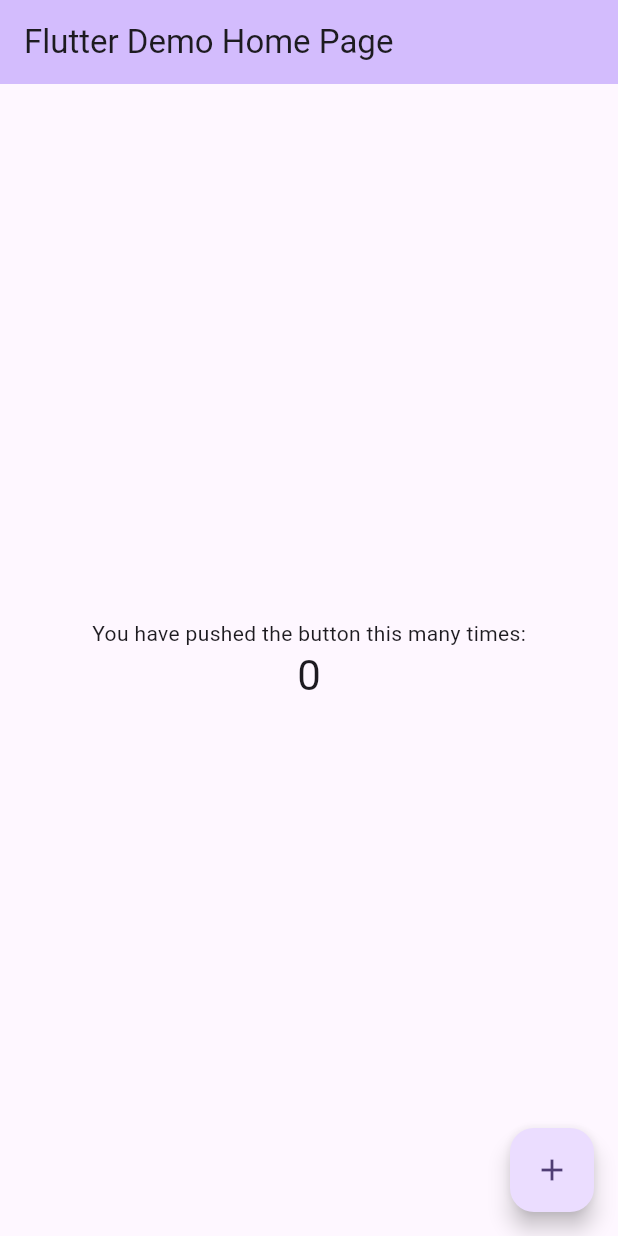
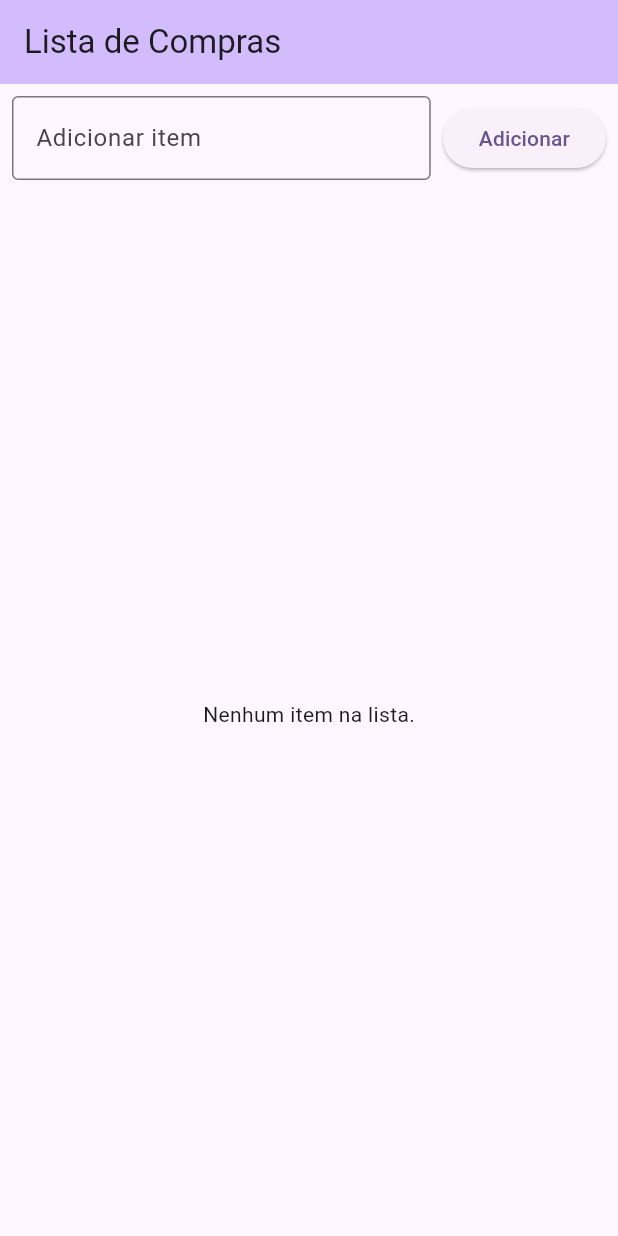
Before and after one commit to Jonasoliver/Lista_Compras_Flutter, a Flutter app: the screen it shows after launch, on a phone screen of 412 x 824 dp. Run offline on Flutter 3.47's test engine with Material 3 defaults, Android fonts, the phone set to English and light mode, and no system bars.

Commit message:
feat: adição dos requisitos da atividade

```diff
--- a/exercicio_2/lib/main.dart
+++ b/exercicio_2/lib/main.dart
@@ -1,7 +1,70 @@
+import 'package:flutter/foundation.dart';
+// Adicione novamente o path_provider para mobile
+import 'package:path_provider/path_provider.dart';
 import 'package:flutter/material.dart';
+import 'dart:convert';
+import 'dart:io';
 
 void main() {
   runApp(const MyApp());
+}
+
+class ShoppingItem {
+  String name;
+  bool bought;
+
+  ShoppingItem({required this.name, this.bought = false});
+
+  factory ShoppingItem.fromJson(Map<String, dynamic> json) {
+    return ShoppingItem(name: json['name'], bought: json['bought'] ?? false);
+  }
+
+  Map<String, dynamic> toJson() => {'name': name, 'bought': bought};
+}
+
+class ShoppingListStorage {
+  static const String fileName = 'shopping_list.json';
+
+  Future<File> get _localFile async {
+    String path;
+    if (kIsWeb) {
+      throw UnsupportedError('Web não suportado para arquivo local');
+    } else if (Platform.isAndroid || Platform.isIOS) {
+      final dir = await getApplicationDocumentsDirectory();
+      path = dir.path;
+    } else {
+      path = Directory.current.path;
+    }
+    final file = File('$path/$fileName');
+    if (!await file.exists()) {
+      await file.create(recursive: true);
+      await file.writeAsString('[]');
+    }
+    return file;
+  }
+
+  Future<List<ShoppingItem>> readList() async {
+    try {
+      final file = await _localFile;
+      String contents = await file.readAsString();
+      if (contents.trim().isEmpty) return [];
+      List<dynamic> jsonList = json.decode(contents);
+      return jsonList.map((e) => ShoppingItem.fromJson(e)).toList();
+    } catch (e) {
+      debugPrint('Erro ao ler lista: $e');
+      return [];
+    }
+  }
+
+  Future<void> writeList(List<ShoppingItem> items) async {
+    try {
+      final file = await _localFile;
+      String jsonList = json.encode(items.map((e) => e.toJson()).toList());
+      await file.writeAsString(jsonList);
+    } catch (e) {
+      debugPrint('Erro ao salvar lista: $e');
+    }
+  }
 }
 
 class MyApp extends StatelessWidget {
@@ -29,8 +92,10 @@ class MyApp extends StatelessWidget {
         // This works for code too, not just values: Most code changes can be
         // tested with just a hot reload.
         colorScheme: ColorScheme.fromSeed(seedColor: Colors.deepPurple),
+        useMaterial3: true,
       ),
       home: const MyHomePage(title: 'Flutter Demo Home Page'),
+      debugShowCheckedModeBanner: false,
     );
   }
 }
@@ -54,17 +119,48 @@ class MyHomePage extends StatefulWidget {
 }
 
 class _MyHomePageState extends State<MyHomePage> {
-  int _counter = 0;
+  List<ShoppingItem> _items = [];
+  final ShoppingListStorage _storage = ShoppingListStorage();
+  final TextEditingController _controller = TextEditingController();
 
-  void _incrementCounter() {
+  @override
+  void initState() {
+    super.initState();
+    _loadItems();
+  }
+
+  Future<void> _loadItems() async {
+    final items = await _storage.readList();
     setState(() {
-      // This call to setState tells the Flutter framework that something has
-      // changed in this State, which causes it to rerun the build method below
-      // so that the display can reflect the updated values. If we changed
-      // _counter without calling setState(), then the build method would not be
-      // called again, and so nothing would appear to happen.
-      _counter++;
+      _items = items;
     });
+  }
+
+  Future<void> _saveItems() async {
+    await _storage.writeList(_items);
+  }
+
+  void _addItem(String name) {
+    if (name.trim().isEmpty) return;
+    setState(() {
+      _items.add(ShoppingItem(name: name));
+    });
+    _saveItems();
+    _controller.clear();
+  }
+
+  void _toggleBought(int index) {
+    setState(() {
+      _items[index].bought = !_items[index].bought;
+    });
+    _saveItems();
+  }
+
+  void _deleteItem(int index) {
+    setState(() {
+      _items.removeAt(index);
+    });
+    _saveItems();
   }
 
   @override
@@ -77,46 +173,63 @@ class _MyHomePageState extends State<MyHomePage> {
     // than having to individually change instances of widgets.
     return Scaffold(
       appBar: AppBar(
-        // TRY THIS: Try changing the color here to a specific color (to
-        // Colors.amber, perhaps?) and trigger a hot reload to see the AppBar
-        // change color while the other colors stay the same.
         backgroundColor: Theme.of(context).colorScheme.inversePrimary,
-        // Here we take the value from the MyHomePage object that was created by
-        // the App.build method, and use it to set our appbar title.
-        title: Text(widget.title),
+        title: const Text('Lista de Compras'),
       ),
-      body: Center(
-        // Center is a layout widget. It takes a single child and positions it
-        // in the middle of the parent.
-        child: Column(
-          // Column is also a layout widget. It takes a list of children and
-          // arranges them vertically. By default, it sizes itself to fit its
-          // children horizontally, and tries to be as tall as its parent.
-          //
-          // Column has various properties to control how it sizes itself and
-          // how it positions its children. Here we use mainAxisAlignment to
-          // center the children vertically; the main axis here is the vertical
-          // axis because Columns are vertical (the cross axis would be
-          // horizontal).
-          //
-          // TRY THIS: Invoke "debug painting" (choose the "Toggle Debug Paint"
-          // action in the IDE, or press "p" in the console), to see the
-          // wireframe for each widget.
-          mainAxisAlignment: MainAxisAlignment.center,
-          children: <Widget>[
-            const Text('You have pushed the button this many times:'),
-            Text(
-              '$_counter',
-              style: Theme.of(context).textTheme.headlineMedium,
+      body: Column(
+        children: [
+          Padding(
+            padding: const EdgeInsets.all(8.0),
+            child: Row(
+              children: [
+                Expanded(
+                  child: TextField(
+                    controller: _controller,
+                    decoration: const InputDecoration(
+                      labelText: 'Adicionar item',
+                      border: OutlineInputBorder(),
+                    ),
+                    onSubmitted: _addItem,
+                  ),
+                ),
+                const SizedBox(width: 8),
+                ElevatedButton(
+                  onPressed: () => _addItem(_controller.text),
+                  child: const Text('Adicionar'),
+                ),
+              ],
             ),
-          ],
-        ),
+          ),
+          Expanded(
+            child: _items.isEmpty
+                ? const Center(child: Text('Nenhum item na lista.'))
+                : ListView.builder(
+                    itemCount: _items.length,
+                    itemBuilder: (context, index) {
+                      final item = _items[index];
+                      return ListTile(
+                        title: Text(
+                          item.name,
+                          style: TextStyle(
+                            decoration: item.bought
+                                ? TextDecoration.lineThrough
+                                : TextDecoration.none,
+                          ),
+                        ),
+                        leading: Checkbox(
+                          value: item.bought,
+                          onChanged: (_) => _toggleBought(index),
+                        ),
+                        trailing: IconButton(
+                          icon: const Icon(Icons.delete),
+                          onPressed: () => _deleteItem(index),
+                        ),
+                      );
+                    },
+                  ),
+          ),
+        ],
       ),
-      floatingActionButton: FloatingActionButton(
-        onPressed: _incrementCounter,
-        tooltip: 'Increment',
-        child: const Icon(Icons.add),
-      ), // This trailing comma makes auto-formatting nicer for build methods.
     );
   }
 }
--- a/exercicio_2/pubspec.yaml
+++ b/exercicio_2/pubspec.yaml
@@ -34,6 +34,7 @@ dependencies:
   # The following adds the Cupertino Icons font to your application.
   # Use with the CupertinoIcons class for iOS style icons.
   cupertino_icons: ^1.0.8
+  path_provider: ^2.1.5
 
 dev_dependencies:
   flutter_test:
```
Also changed, not shown: exercicio_2/shopping_list.json (added, +7 -0 lines), exercicio_2/pubspec.lock, 1 other file.
